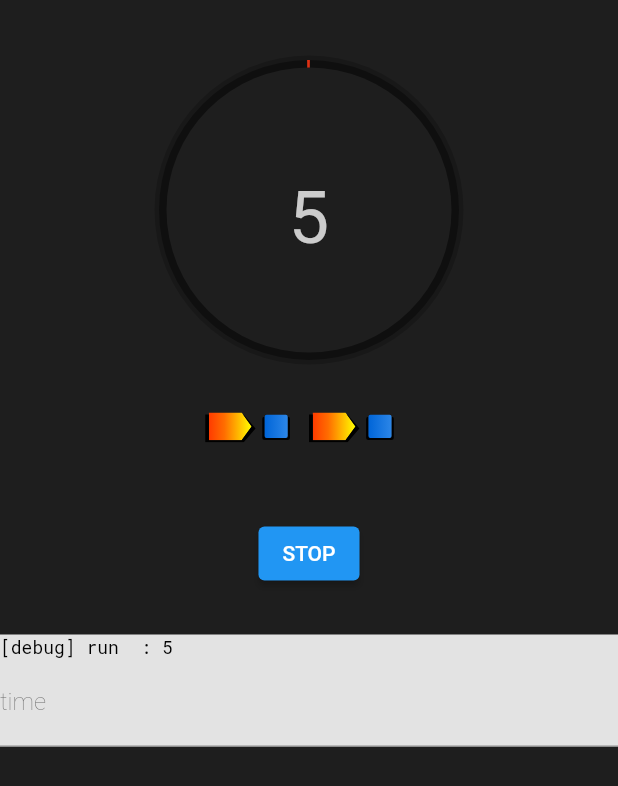
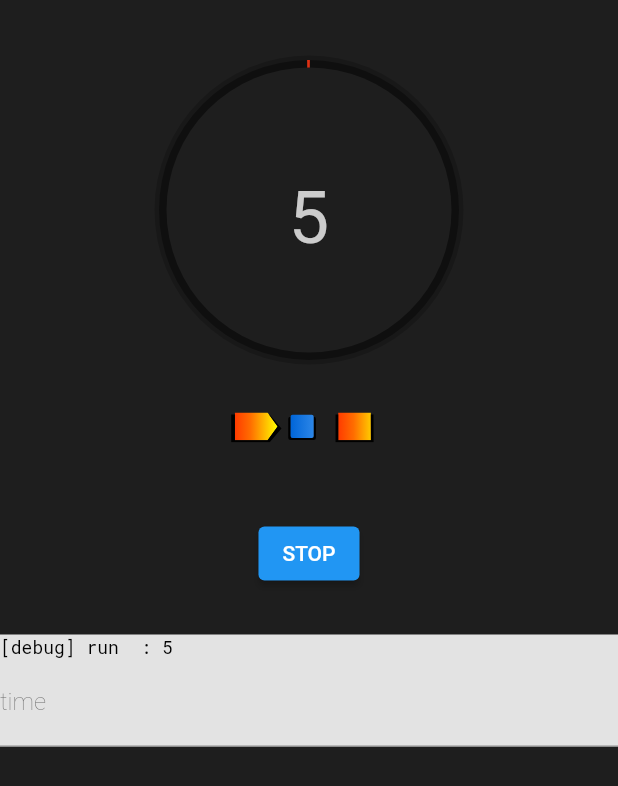
Before and after one commit to kappa-lab/interval_timer_flutter, a Flutter app: the screen it shows after launch, after a tap on "START", on a phone screen of 412 x 824 dp. Shown: the top 786 px of the screen. Run offline on Flutter 3.47's test engine with Material 2 defaults, Android fonts, the light colour scheme and no system bars; our stand-ins replace flutter_svg, wakelock.

Commit message:
show indicator

```diff
--- a/lib/indicator.dart
+++ b/lib/indicator.dart
@@ -1,4 +1,5 @@
 import 'package:flutter/material.dart';
+import 'package:flutter_svg/flutter_svg.dart';
 
 class TimeIndicator extends CustomPainter {
   final double _progress;
@@ -29,3 +30,31 @@ class TimeIndicator extends CustomPainter {
   @override
   bool shouldRepaint(covariant CustomPainter oldDelegate) => true;
 }
+
+List<Widget> genRepIndicator(int reps, int current) {
+  final List<Widget> list = [];
+  for (var i = 0; i < reps - 1; i++) {
+    list.add(SvgPicture.asset(
+      'assets/run.svg',
+      semanticsLabel: 'run',
+      height: 20,
+    ));
+    list.add(
+      SvgPicture.asset(
+        'assets/rest.svg',
+        semanticsLabel: 'rest',
+        height: 20,
+      ),
+    );
+  }
+
+  list.add(
+    SvgPicture.asset(
+      'assets/last_run.svg',
+      semanticsLabel: 'lastRun',
+      height: 20,
+    ),
+  );
+
+  return list;
+}
--- a/lib/main.dart
+++ b/lib/main.dart
@@ -39,16 +39,20 @@ class MyHomePage extends StatefulWidget {
 
 class _ViewModel {
   String remainTime;
+  int reps = 0;
   double progress = 0.0;
   double nextProgress = 0.0;
-  _ViewModel(this.remainTime);
+  _ViewModel(this.remainTime, this.reps);
 }
 
 class _MyHomePageState extends State<MyHomePage> with TickerProviderStateMixin {
   bool _running = false;
-  WorkOut _data = WorkOut(const Duration(seconds: 5), 1);
+  WorkOut _data = WorkOut(const Duration(seconds: 5), 2);
   late WorkOutTimer timer;
-  late _ViewModel _viewModel = _ViewModel(_data.time.inSeconds.toString());
+  late _ViewModel _viewModel = _ViewModel(
+    _data.time.inSeconds.toString(),
+    _data.reps,
+  );
 
   late final AnimationController percentageAnimationController =
       AnimationController(vsync: this, duration: const Duration(seconds: 1))
@@ -90,28 +94,7 @@ class _MyHomePageState extends State<MyHomePage> with TickerProviderStateMixin {
                   const Padding(padding: EdgeInsets.all(50.0)),
                   Row(
                     mainAxisAlignment: MainAxisAlignment.center,
-                    children: [
-                      SvgPicture.asset(
-                        'assets/run.svg',
-                        semanticsLabel: 'run',
-                        height: 20,
-                      ),
-                      SvgPicture.asset(
-                        'assets/rest.svg',
-                        semanticsLabel: 'run',
-                        height: 20,
-                      ),
-                      SvgPicture.asset(
-                        'assets/run.svg',
-                        semanticsLabel: 'run',
-                        height: 20,
-                      ),
-                      SvgPicture.asset(
-                        'assets/rest.svg',
-                        semanticsLabel: 'run',
-                        height: 20,
-                      ),
-                    ],
+                    children: genRepIndicator(_viewModel.reps, 0),
                   ),
                   const Padding(padding: EdgeInsets.all(25.0)),
                   ElevatedButton(
@@ -163,7 +146,7 @@ class _MyHomePageState extends State<MyHomePage> with TickerProviderStateMixin {
     setState(() {
       _running = !_running;
       if (_running) {
-        _viewModel = _ViewModel(_data.time.inSeconds.toString())
+        _viewModel = _ViewModel(_data.time.inSeconds.toString(), _data.reps)
           ..progress = 0.005;
         timer = WorkOutTimer(_data.time, _onComplete, _onTick);
         timer.start();
```
Also changed, not shown: assets/last_run.svg (added).
